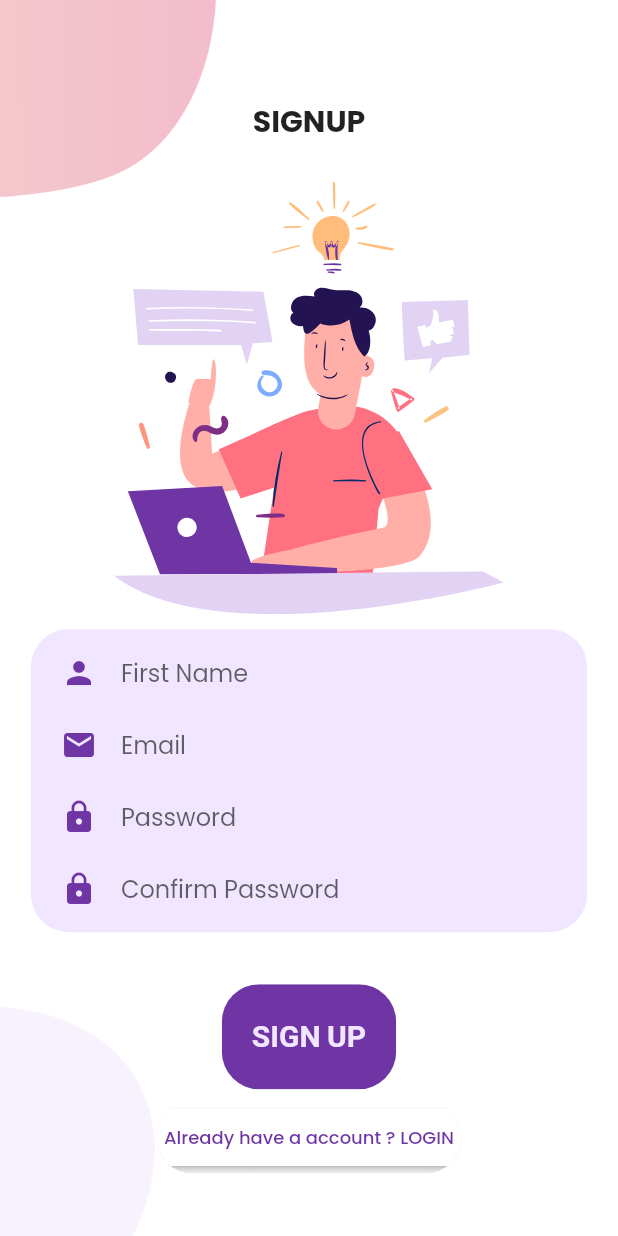
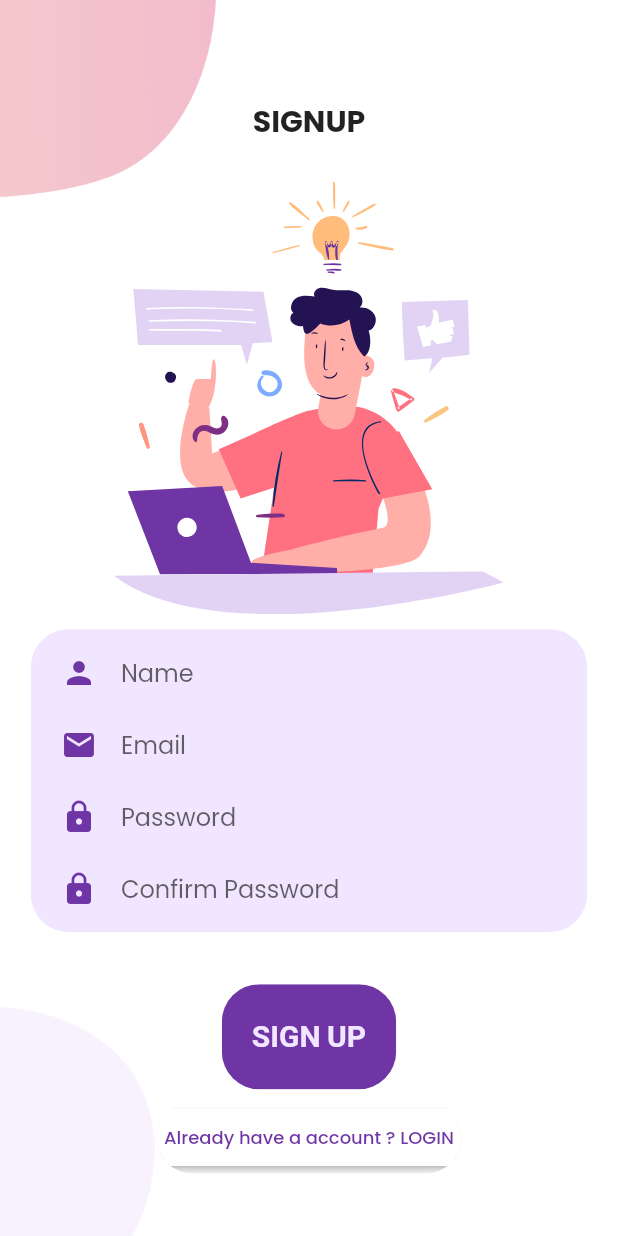
Before and after one commit to siddheshsonawane07/user_authentification_using_Firebase, a Flutter app: the SignUp screen opened directly, on a phone screen of 412 x 824 dp. Run offline on Flutter 3.47's test engine with Material 2 defaults, Android fonts, the light colour scheme and no system bars; our stand-ins replace cloud_firestore, firebase_auth, firebase_core, flutter_svg, fluttertoast, google_fonts; accounts and stored records are empty.

Commit message:
final changes to secondname

```diff
--- a/lib/pages/signup/components/body.dart
+++ b/lib/pages/signup/components/body.dart
@@ -67,7 +67,7 @@ class _SignUpState extends State<SignUp> {
           Icons.person,
           color: kPrimaryColor,
         ),
-        hintText: "First Name",
+        hintText: "Name",
         border: InputBorder.none,
       ),
     );
```
